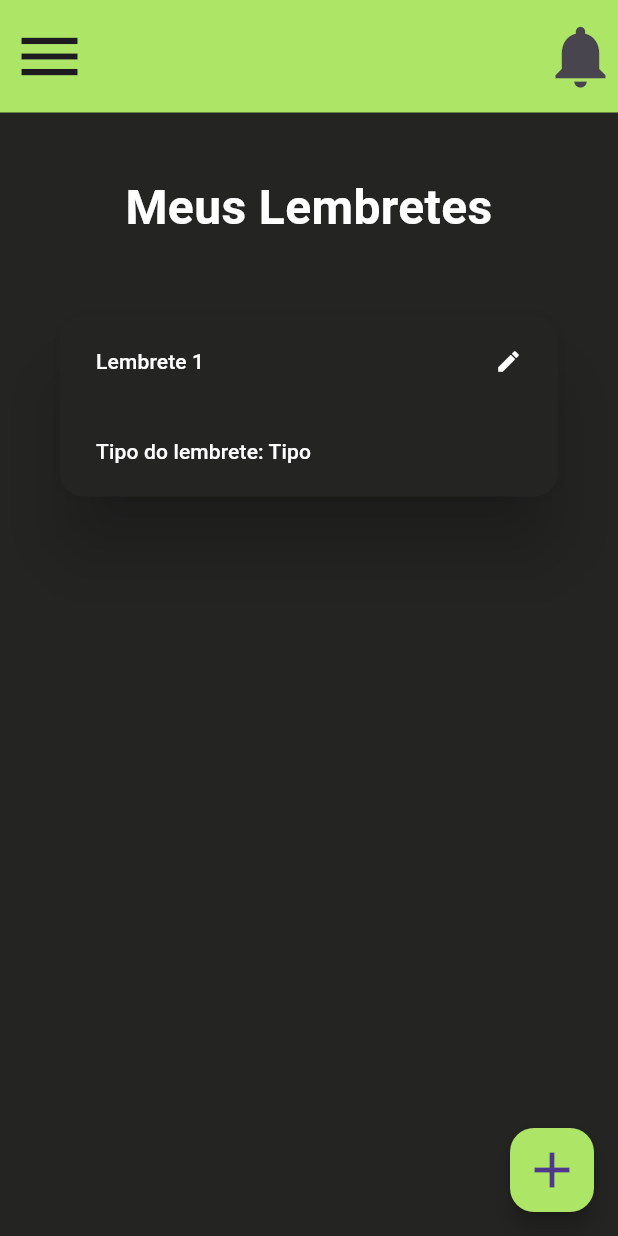
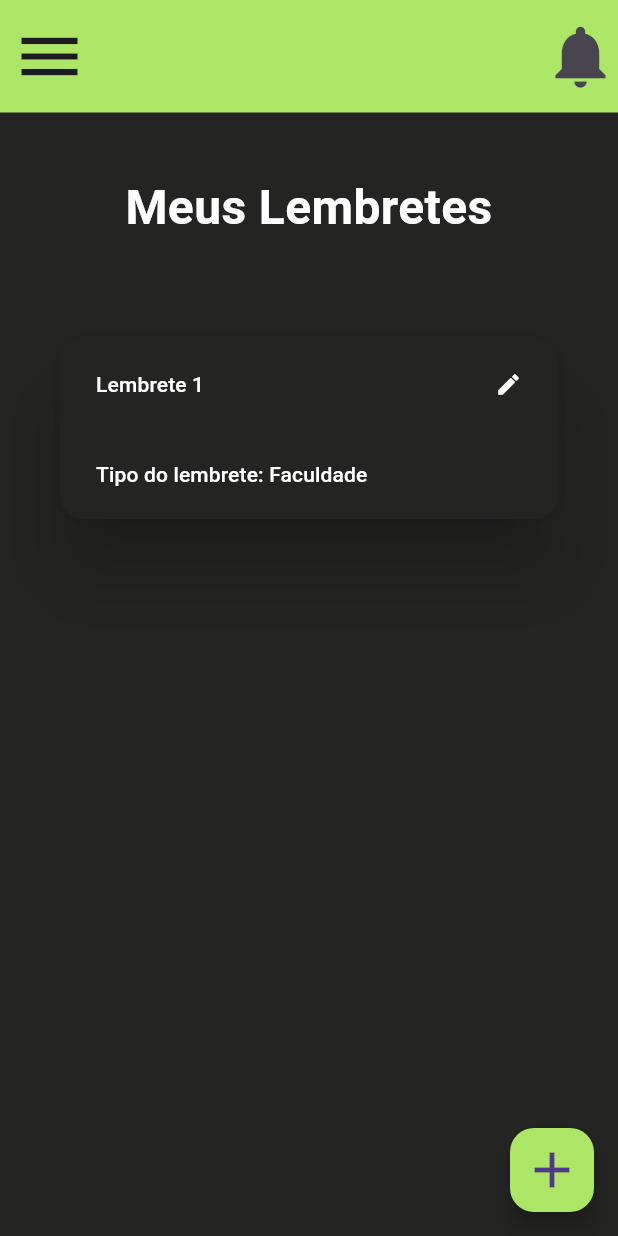
Before and after one commit to LuisFernandoPBPereira/EZReminder, a Flutter app: the screen it shows after launch, on a phone screen of 412 x 824 dp. Run offline on Flutter 3.47's test engine with Material 3 defaults, Android fonts, the phone set to English and light mode, and no system bars; our stand-ins replace flutter_colorpicker.

Commit message:
refactor: Componentizando Card de Lembrete e Título das páginas

```diff
--- /dev/null
+++ b/lib/components/card_lembrete.dart
@@ -0,0 +1,56 @@
+import 'package:ez_reminder/global/ezreminder_colors.dart';
+import 'package:flutter/material.dart';
+
+class CardLembrete extends StatelessWidget {
+  final String titulo;
+  final String tipoLembrete;
+  final VoidCallback onPresssed;
+
+  const CardLembrete(
+      {super.key,
+      required this.titulo,
+      required this.tipoLembrete,
+      required this.onPresssed});
+
+  @override
+  Widget build(BuildContext context) {
+    return Container(
+      margin: const EdgeInsets.fromLTRB(40, 25, 40, 25),
+      child: SizedBox(
+        width: 300,
+        height: 120,
+        child: ElevatedButton(
+            style: ElevatedButton.styleFrom(
+                backgroundColor: Color(EzreminderColors.backgroundPreto),
+                elevation: 20,
+                shape: const RoundedRectangleBorder(
+                    borderRadius: BorderRadius.all(Radius.circular(16)))),
+            onPressed: onPresssed,
+            child: Column(
+              crossAxisAlignment: CrossAxisAlignment.start,
+              mainAxisAlignment: MainAxisAlignment.spaceAround,
+              children: [
+                Row(
+                  mainAxisAlignment: MainAxisAlignment.spaceBetween,
+                  children: [
+                    Text(
+                      titulo,
+                      style: TextStyle(color: Color(EzreminderColors.branco)),
+                    ),
+                    Icon(
+                      Icons.edit,
+                      color: Color(EzreminderColors.branco),
+                    )
+                  ],
+                ),
+                Text(
+                  "Tipo do lembrete: $tipoLembrete",
+                  style: TextStyle(color: Color(EzreminderColors.branco)),
+                  textAlign: TextAlign.left,
+                )
+              ],
+            )),
+      ),
+    );
+  }
+}
--- /dev/null
+++ b/lib/components/custom_input.dart
@@ -0,0 +1,9 @@
+import 'package:flutter/material.dart';
+
+class CustomInput extends StatelessWidget {
+  @override
+  Widget build(BuildContext context) {
+    // TODO: implement build
+    throw UnimplementedError();
+  }
+}
--- /dev/null
+++ b/lib/components/titulo.dart
@@ -0,0 +1,22 @@
+import 'package:ez_reminder/global/ezreminder_colors.dart';
+import 'package:flutter/material.dart';
+
+class Titulo extends StatelessWidget {
+  final String texto;
+
+  const Titulo({super.key, required this.texto});
+
+  @override
+  Widget build(BuildContext context) {
+    return Container(
+        margin: const EdgeInsets.symmetric(horizontal: 0, vertical: 40),
+        child: Text(
+          texto,
+          style: TextStyle(
+              color: Color(EzreminderColors.branco),
+              fontSize: 32,
+              fontWeight: FontWeight.bold),
+          textAlign: TextAlign.center,
+        ));
+  }
+}
--- a/lib/screens/criar_lembrete.dart
+++ b/lib/screens/criar_lembrete.dart
@@ -1,5 +1,6 @@
 import 'package:ez_reminder/components/custom_button.dart';
 import 'package:ez_reminder/components/sidebar.dart';
+import 'package:ez_reminder/components/titulo.dart';
 import 'package:ez_reminder/global/ezreminder_colors.dart';
 import 'package:flutter/material.dart';
 import 'package:flutter_colorpicker/flutter_colorpicker.dart';
@@ -119,17 +120,7 @@ class _CriarLembreteState extends State<CriarLembrete> {
             child: Column(
               crossAxisAlignment: CrossAxisAlignment.center,
               children: [
-                Container(
-                    margin:
-                        const EdgeInsets.symmetric(horizontal: 0, vertical: 45),
-                    child: Text(
-                      "Criar Lembrete",
-                      style: TextStyle(
-                          color: Color(EzreminderColors.branco),
-                          fontSize: 32,
-                          fontWeight: FontWeight.bold),
-                      textAlign: TextAlign.center,
-                    )),
+                const Titulo(texto: "Criar Lembrete"),
                 Container(
                   margin: const EdgeInsets.only(bottom: 25),
                   child: Padding(
--- a/lib/screens/home.dart
+++ b/lib/screens/home.dart
@@ -1,4 +1,6 @@
+import 'package:ez_reminder/components/card_lembrete.dart';
 import 'package:ez_reminder/components/sidebar.dart';
+import 'package:ez_reminder/components/titulo.dart';
 import 'package:ez_reminder/global/ezreminder_colors.dart';
 import 'package:ez_reminder/screens/criar_lembrete.dart';
 import 'package:ez_reminder/screens/login.dart';
@@ -38,58 +40,13 @@ class Home extends StatelessWidget {
           child: Column(
             crossAxisAlignment: CrossAxisAlignment.stretch,
             children: [
-              Container(
-                  margin: const EdgeInsets.only(top: 40),
-                  child: Text(
-                    "Meus Lembretes",
-                    style: TextStyle(
-                        color: Color(EzreminderColors.branco),
-                        fontSize: 32,
-                        fontWeight: FontWeight.bold),
-                    textAlign: TextAlign.center,
-                  )),
-              Container(
-                margin: const EdgeInsets.fromLTRB(40, 50, 40, 25),
-                child: SizedBox(
-                  width: 300,
-                  height: 120,
-                  child: ElevatedButton(
-                      style: ElevatedButton.styleFrom(
-                          backgroundColor:
-                              Color(EzreminderColors.backgroundPreto),
-                          elevation: 20,
-                          shape: RoundedRectangleBorder(
-                              borderRadius:
-                                  BorderRadius.all(Radius.circular(16)))),
-                      onPressed: () {},
-                      child: Column(
-                        crossAxisAlignment: CrossAxisAlignment.start,
-                        mainAxisAlignment: MainAxisAlignment.spaceAround,
-                        children: [
-                          Row(
-                            mainAxisAlignment: MainAxisAlignment.spaceBetween,
-                            children: [
-                              Text(
-                                "Lembrete 1",
-                                style: TextStyle(
-                                    color: Color(EzreminderColors.branco)),
-                              ),
-                              Icon(
-                                Icons.edit,
-                                color: Color(EzreminderColors.branco),
-                              )
-                            ],
-                          ),
-                          Text(
-                            "Tipo do lembrete: Tipo",
-                            style: TextStyle(
-                                color: Color(EzreminderColors.branco)),
-                            textAlign: TextAlign.left,
-                          )
-                        ],
-                      )),
-                ),
-              )
+              const Titulo(
+                texto: "Meus Lembretes",
+              ),
+              CardLembrete(
+                  titulo: 'Lembrete 1',
+                  tipoLembrete: 'Faculdade',
+                  onPresssed: () {})
             ],
           ),
         ),
```
